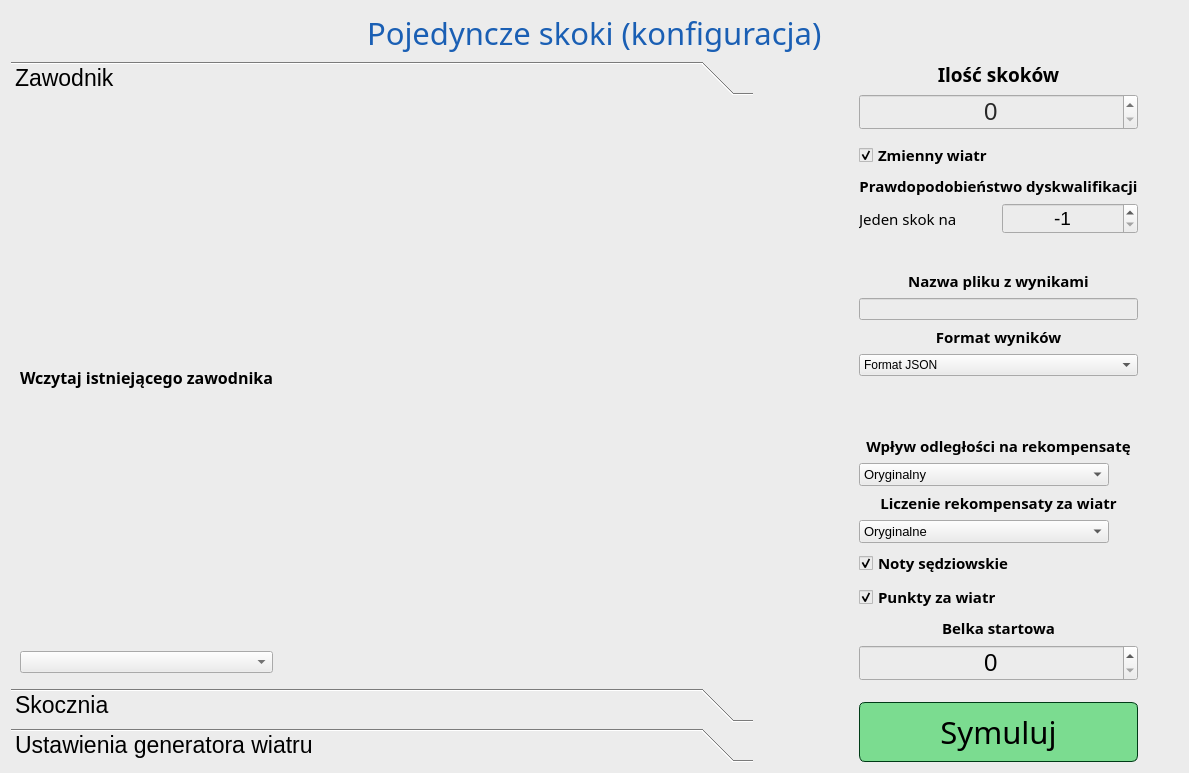
Before: the Qt Designer form source/UI/SingleJumps/SingleJumpsConfigWindow.ui in SiekamCebule/sj-sim, drawn with Qt 5.
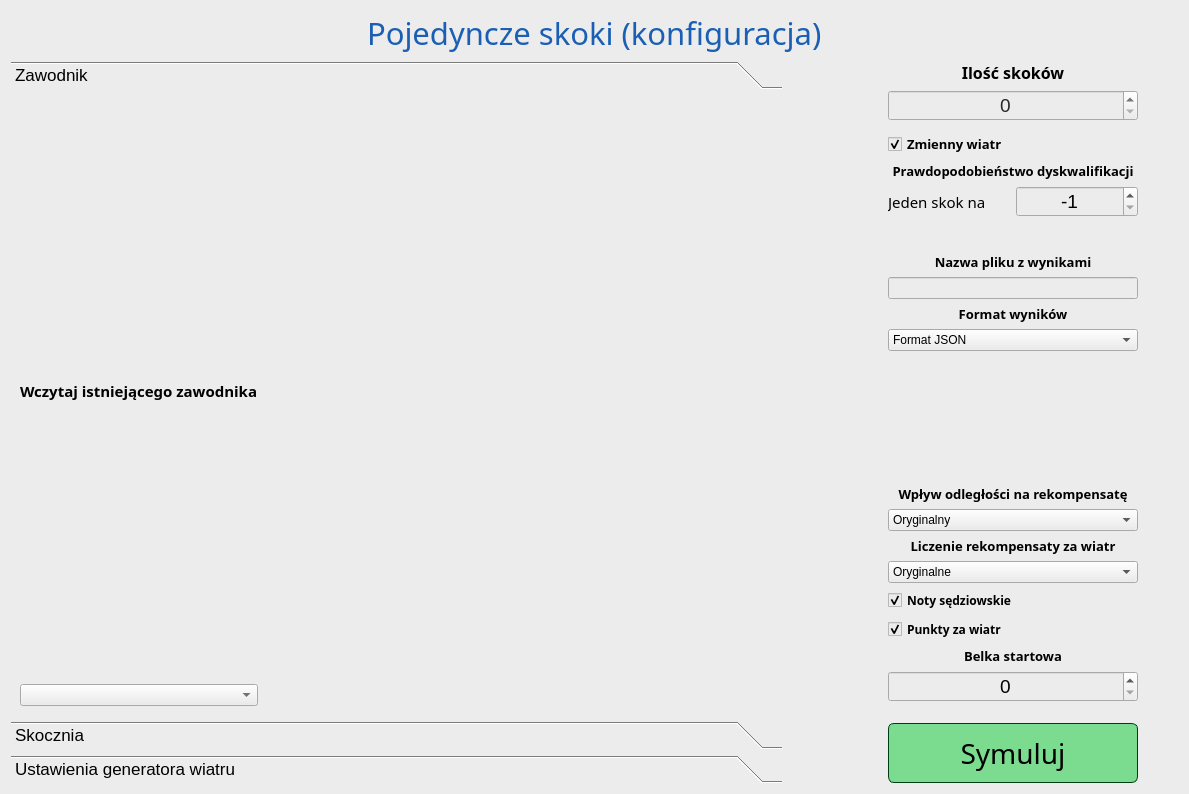
After: the same form once the commit is applied.

The edit to the form file:
```diff
--- a/source/UI/SingleJumps/SingleJumpsConfigWindow.ui
+++ b/source/UI/SingleJumps/SingleJumpsConfigWindow.ui
@@ -7,7 +7,7 @@
     <x>0</x>
     <y>0</y>
     <width>1189</width>
-    <height>773</height>
+    <height>794</height>
    </rect>
   </property>
   <property name="sizePolicy">
@@ -93,7 +93,7 @@
       <widget class="QToolBox" name="toolBox">
        <property name="font">
         <font>
-         <pointsize>17</pointsize>
+         <pointsize>13</pointsize>
         </font>
        </property>
        <property name="styleSheet">
@@ -109,8 +109,8 @@
          <rect>
           <x>0</x>
           <y>0</y>
-          <width>745</width>
-          <height>586</height>
+          <width>757</width>
+          <height>619</height>
          </rect>
         </property>
         <attribute name="label">
@@ -128,7 +128,7 @@
                  <property name="font">
                   <font>
                    <family>Quicksand Medium</family>
-                   <pointsize>12</pointsize>
+                   <pointsize>11</pointsize>
                    <bold>true</bold>
                   </font>
                  </property>
@@ -283,7 +283,7 @@
            <property name="font">
             <font>
              <family>Quicksand Medium</family>
-             <pointsize>14</pointsize>
+             <pointsize>12</pointsize>
              <bold>true</bold>
             </font>
            </property>
@@ -308,7 +308,7 @@
            </property>
            <property name="font">
             <font>
-             <pointsize>18</pointsize>
+             <pointsize>14</pointsize>
              <bold>false</bold>
             </font>
            </property>
@@ -351,8 +351,8 @@
          </property>
          <property name="font">
           <font>
-           <family>Quicksand Medium</family>
-           <pointsize>11</pointsize>
+           <family>Quicksand</family>
+           <pointsize>10</pointsize>
            <bold>true</bold>
           </font>
          </property>
@@ -392,8 +392,8 @@
            </property>
            <property name="font">
             <font>
-             <family>Quicksand Medium</family>
-             <pointsize>11</pointsize>
+             <family>Quicksand</family>
+             <pointsize>10</pointsize>
              <bold>true</bold>
             </font>
            </property>
@@ -489,8 +489,8 @@
            </property>
            <property name="font">
             <font>
-             <family>Quicksand Medium</family>
-             <pointsize>11</pointsize>
+             <family>Quicksand</family>
+             <pointsize>10</pointsize>
              <bold>true</bold>
             </font>
            </property>
@@ -544,8 +544,8 @@
            </property>
            <property name="font">
             <font>
-             <family>Quicksand Medium</family>
-             <pointsize>11</pointsize>
+             <family>Quicksand</family>
+             <pointsize>10</pointsize>
              <bold>true</bold>
             </font>
            </property>
@@ -606,8 +606,8 @@
              </property>
              <property name="font">
               <font>
-               <family>Quicksand Medium</family>
-               <pointsize>11</pointsize>
+               <family>Quicksand</family>
+               <pointsize>10</pointsize>
                <bold>true</bold>
               </font>
              </property>
@@ -638,7 +638,7 @@
              </property>
              <property name="font">
               <font>
-               <pointsize>10</pointsize>
+               <pointsize>9</pointsize>
               </font>
              </property>
              <property name="toolTip">
@@ -682,8 +682,8 @@
            </property>
            <property name="font">
             <font>
-             <family>Quicksand Medium</family>
-             <pointsize>11</pointsize>
+             <family>Quicksand</family>
+             <pointsize>10</pointsize>
              <bold>true</bold>
             </font>
            </property>
@@ -714,7 +714,7 @@
            </property>
            <property name="font">
             <font>
-             <pointsize>10</pointsize>
+             <pointsize>9</pointsize>
             </font>
            </property>
            <property name="toolTip">
@@ -752,8 +752,8 @@
            </property>
            <property name="font">
             <font>
-             <family>Quicksand Medium</family>
-             <pointsize>11</pointsize>
+             <family>Quicksand</family>
+             <pointsize>9</pointsize>
              <bold>true</bold>
             </font>
            </property>
@@ -791,8 +791,8 @@
            </property>
            <property name="font">
             <font>
-             <family>Quicksand Medium</family>
-             <pointsize>11</pointsize>
+             <family>Quicksand</family>
+             <pointsize>9</pointsize>
              <bold>true</bold>
             </font>
            </property>
@@ -830,8 +830,8 @@
            </property>
            <property name="font">
             <font>
-             <family>Quicksand Medium</family>
-             <pointsize>11</pointsize>
+             <family>Quicksand</family>
+             <pointsize>10</pointsize>
              <bold>true</bold>
             </font>
            </property>
@@ -856,7 +856,7 @@
            </property>
            <property name="font">
             <font>
-             <pointsize>18</pointsize>
+             <pointsize>14</pointsize>
             </font>
            </property>
            <property name="styleSheet">
@@ -905,7 +905,7 @@
          <property name="font">
           <font>
            <family>Quicksand Medium</family>
-           <pointsize>23</pointsize>
+           <pointsize>21</pointsize>
           </font>
          </property>
          <property name="focusPolicy">
```
Left out of the diff: 10 changed lines with no effect on the pictures.
